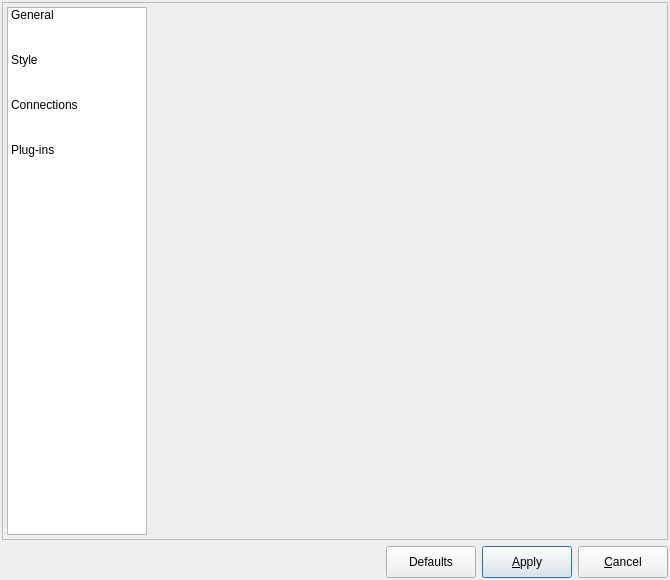
Above: libpgmodeler_ui/ui/configurationform.ui from pgmodeler/pgmodeler before the change. Below: the same form after it.
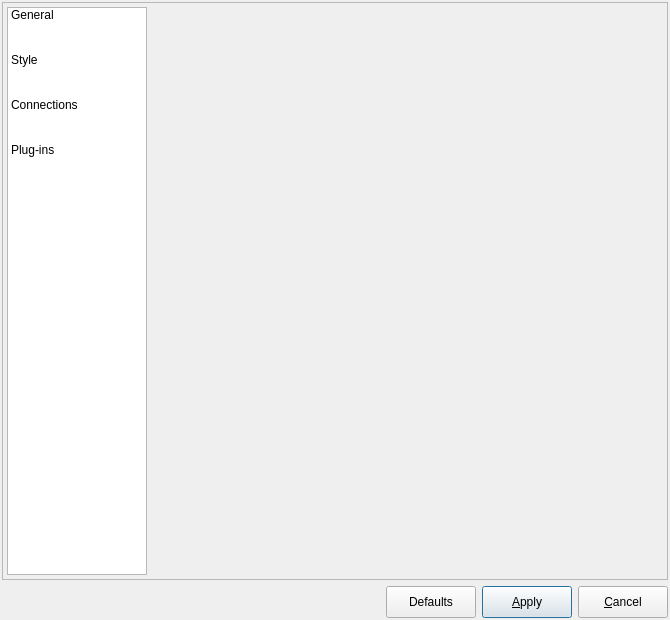
That is the form after the change. Icons and pictures are not drawn.

Commit message: Minor size adjustment on configurationform.ui

```diff
--- a/libpgmodeler_ui/ui/configurationform.ui
+++ b/libpgmodeler_ui/ui/configurationform.ui
@@ -10,7 +10,7 @@
     <x>0</x>
     <y>0</y>
     <width>670</width>
-    <height>580</height>
+    <height>620</height>
    </rect>
   </property>
   <property name="sizePolicy">
@@ -22,7 +22,7 @@
   <property name="minimumSize">
    <size>
     <width>670</width>
-    <height>580</height>
+    <height>620</height>
    </size>
   </property>
   <property name="windowTitle">
```
